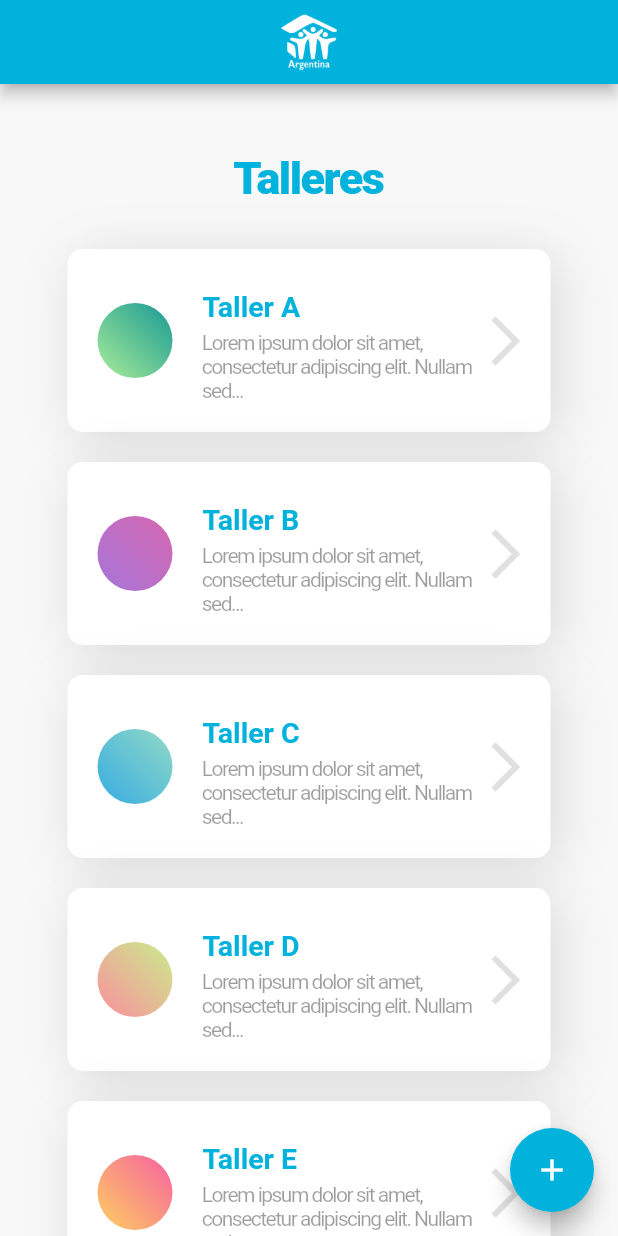
After one commit to botanicodev/habitat_ft_admin_original, a Flutter app: the WorkshopsPage screen opened directly, on a phone screen of 412 x 824 dp. The commit adds this screen. Run offline on Flutter 3.47's test engine with Material 2 defaults, Android fonts, the phone set to English and light mode, and no system bars; our stand-ins replace device_preview, google_fonts; Roboto replaces fonts that are missing (Spartan).

Commit message:
Add google fonts in theme, create workshop page

```diff
--- a/lib/login/login_screen.dart
+++ b/lib/login/login_page.dart
@@ -38,7 +38,10 @@ class LoginPage extends StatelessWidget {
   }
 
   Widget _buildLogo() {
-    return Container(width: 60, height: 60, child: FlutterLogo());
+    return Image.asset(
+      'assets/icons/habitat_logo.png',
+      width: 60,
+    );
   }
 
   Widget _buildHeader() {
@@ -47,7 +50,7 @@ class LoginPage extends StatelessWidget {
       child: Column(children: [
         Text(
           '¡Bienvenido!',
-          style: GoogleFonts.spartan(
+          style: TextStyle(
             color: ColorCustomer.ligthBlue,
             fontSize: 35,
             fontWeight: FontWeight.w300,
@@ -57,7 +60,7 @@ class LoginPage extends StatelessWidget {
         SizedBox(height: 20),
         Text(
           'Inicio de sesión',
-          style: GoogleFonts.spartan(
+          style: TextStyle(
             color: ColorCustomer.textGrey,
             fontSize: 16,
             fontWeight: FontWeight.w600,
@@ -87,7 +90,7 @@ class LoginPage extends StatelessWidget {
       contentPadding:
           const EdgeInsets.only(top: 16, bottom: 0, left: 15, right: 15),
       hintText: text,
-      hintStyle: GoogleFonts.spartan(color: Colors.black38, letterSpacing: -1),
+      hintStyle: TextStyle(color: Colors.black38, letterSpacing: -1),
       isCollapsed: true,
       fillColor: Colors.white,
       filled: true,
@@ -116,7 +119,7 @@ class LoginPage extends StatelessWidget {
       child: MaterialButton(
         child: Text(
           'Iniciar sesión',
-          style: GoogleFonts.spartan(
+          style: TextStyle(
               color: Colors.white,
               fontSize: 15,
               fontWeight: FontWeight.w500,
@@ -166,7 +169,7 @@ class LoginPage extends StatelessWidget {
         padding: EdgeInsets.symmetric(vertical: 7, horizontal: 10),
         child: Row(mainAxisAlignment: MainAxisAlignment.spaceAround, children: [
           Image.asset(
-            'assets/images/google_logo.png',
+            'assets/icons/google_logo.png',
             width: 40,
           ),
           Expanded(
@@ -174,7 +177,7 @@ class LoginPage extends StatelessWidget {
               padding: const EdgeInsets.only(top: 6),
               child: Text(
                 'Continuar con Google',
-                style: GoogleFonts.spartan(
+                style: TextStyle(
                     color: ColorCustomer.blue,
                     fontSize: 17,
                     fontWeight: FontWeight.w600,
--- a/lib/main.dart
+++ b/lib/main.dart
@@ -1,18 +1,26 @@
+import 'package:device_preview/device_preview.dart';
+import 'package:flutter/foundation.dart';
 import 'package:flutter/material.dart';
+import 'package:google_fonts/google_fonts.dart';
 import 'package:habitat_ft_admin/Utils/error_screen.dart';
 import 'package:habitat_ft_admin/Utils/responsive_screen.dart';
+import 'package:habitat_ft_admin/workshops/workshops_page.dart';
 
-import 'login/login_screen.dart';
+import 'login/login_page.dart';
 
-void main() => runApp(
+void main() {
+  WidgetsFlutterBinding.ensureInitialized();
+  runApp(
     MaterialApp(
       debugShowCheckedModeBanner: false,
       title: 'Habitat',
+      theme: ThemeData(textTheme: GoogleFonts.spartanTextTheme()),
       home: ResponsiveScreen(
         phone: ErrorPage(),
-          tablet: LoginPage(),
-          desktop: LoginPage(),
-          smart: LoginPage(),
+        tablet: WorkshopsPage(),
+        desktop: WorkshopsPage(),
+        smart: WorkshopsPage(),
       ),
     ),
   );
+}
--- /dev/null
+++ b/lib/workshops/workshops_page.dart
@@ -0,0 +1,149 @@
+import 'package:flutter/material.dart';
+import 'package:habitat_ft_admin/Utils/color_customer.dart';
+
+class WorkshopsPage extends StatelessWidget {
+  @override
+  Widget build(BuildContext context) {
+    return Scaffold(
+      backgroundColor: ColorCustomer.ligthGrey,
+      appBar: AppBar(
+        title: Image.asset('assets/icons/habitat_logo_w.png', width: 40),
+        backgroundColor: ColorCustomer.ligthBlue,
+        centerTitle: true,
+      ),
+      body: SingleChildScrollView(
+        child: Container(
+          padding: EdgeInsets.all(45),
+          width: double.infinity,
+          child: Column(
+            children: [
+              _buildTitle(),
+              WorkshopItem(
+                  workshopName: 'Taller A',
+                  objetive:
+                      'Lorem ipsum dolor sit amet, consectetur adipiscing elit. Nullam sed...',
+                  colors: [Color(0xFF179994), Color(0xFFa9ed98)]),
+              WorkshopItem(
+                  workshopName: 'Taller B',
+                  objetive:
+                      'Lorem ipsum dolor sit amet, consectetur adipiscing elit. Nullam sed...',
+                  colors: [Color(0xFFd668b0), Color(0xFFa675d9)]),
+              WorkshopItem(
+                  workshopName: 'Taller C',
+                  objetive:
+                      'Lorem ipsum dolor sit amet, consectetur adipiscing elit. Nullam sed...',
+                  colors: [Color(0xFF92dac6), Color(0xFF37ace3)]),
+              WorkshopItem(
+                  workshopName: 'Taller D',
+                  objetive:
+                      'Lorem ipsum dolor sit amet, consectetur adipiscing elit. Nullam sed...',
+                  colors: [Color(0xFFc9ed8c), Color(0xFFfb8f9d)]),
+              WorkshopItem(
+                  workshopName: 'Taller E',
+                  objetive:
+                      'Lorem ipsum dolor sit amet, consectetur adipiscing elit. Nullam sed...',
+                  colors: [Color(0xFFf661a2), Color(0xFFffcf5f)]),
+            ],
+          ),
+        ),
+      ),
+      floatingActionButton: FloatingActionButton(
+          child: Icon(
+            Icons.add,
+          ),
+          backgroundColor: ColorCustomer.blue,
+          onPressed: () {}),
+    );
+  }
+
+  Widget _buildTitle() {
+    return Container(
+      margin: EdgeInsets.only(bottom: 20),
+      child: Text('Talleres',
+          style: TextStyle(
+              color: ColorCustomer.ligthBlue,
+              fontSize: 30,
+              fontWeight: FontWeight.w900,
+              letterSpacing: -1)),
+    );
+  }
+}
+
+class WorkshopItem extends StatelessWidget {
+  final String workshopName;
+  final String objetive;
+  final List<Color> colors;
+
+  const WorkshopItem(
+      {Key key,
+      @required this.workshopName,
+      @required this.objetive,
+      @required this.colors})
+      : super(key: key);
+
+  @override
+  Widget build(BuildContext context) {
+    return Container(
+      width: 600,
+      margin: const EdgeInsets.symmetric(vertical: 10),
+      padding: const EdgeInsets.only(left: 20, right: 10, top: 20, bottom: 20),
+      decoration: BoxDecoration(
+          color: Colors.white,
+          borderRadius: BorderRadius.circular(10),
+          boxShadow: [
+            BoxShadow(
+              color: Colors.black12,
+              blurRadius: 30,
+              offset: Offset(5, 5),
+            )
+          ]),
+      child: Row(mainAxisAlignment: MainAxisAlignment.spaceBetween, children: [
+        _buildAvatar(),
+        SizedBox(width: 20),
+        _buildText(),
+        _buildIcon(),
+      ]),
+    );
+  }
+
+  Widget _buildAvatar() {
+    return Container(
+      width: 50,
+      height: 50,
+      decoration: BoxDecoration(
+        shape: BoxShape.circle,
+        gradient: LinearGradient(
+            begin: Alignment.topRight,
+            end: Alignment.bottomLeft,
+            colors: this.colors),
+      ),
+    );
+  }
+
+  Widget _buildText() {
+    return Expanded(
+      child: Column(crossAxisAlignment: CrossAxisAlignment.start, children: [
+        SizedBox(height: 7),
+        Text(
+          this.workshopName,
+          style: TextStyle(
+              color: ColorCustomer.ligthBlue,
+              fontSize: 19,
+              fontWeight: FontWeight.w600,
+              letterSpacing: 0),
+        ),
+        SizedBox(height: 5),
+        Text(this.objetive,
+            style: TextStyle(color: Colors.black38, letterSpacing: -1))
+      ]),
+    );
+  }
+
+  Widget _buildIcon() {
+    return Icon(
+      Icons.arrow_forward_ios,
+      size: 40,
+      color: Colors.black12,
+    );
+  }
+}
--- a/pubspec.yaml
+++ b/pubspec.yaml
@@ -47,7 +47,7 @@ flutter:
 
   # To add assets to your application, add an assets section, like this:
   assets:
-    - assets/images/
+    - assets/icons/
   #   - images/a_dot_ham.jpeg
 
   # An image asset can refer to one or more resolution-specific "variants", see
```
Also changed, not shown: assets/icons/google_logo.png (renamed from assets/images/google_logo.png), assets/icons/habitat_exito.png (added), assets/icons/habitat_icon_audio.png (added), assets/icons/habitat_icon_documento.png (added), assets/icons/habitat_icon_imagen.png (added), assets/icons/habitat_icon_texto.png (added), assets/icons/habitat_icon_video.png (added), assets/icons/habitat_icono_bin.png (added), assets/icons/habitat_icono_bin2.png (added), assets/icons/habitat_icono_info.png (added), assets/icons/habitat_icono_no.png (added), assets/icons/habitat_icono_ok.png (added), assets/icons/habitat_icono_pen.png (added), assets/icons/habitat_logo.png (added), 2 more files. Lines whose indentation alone changed are shown as unchanged.
